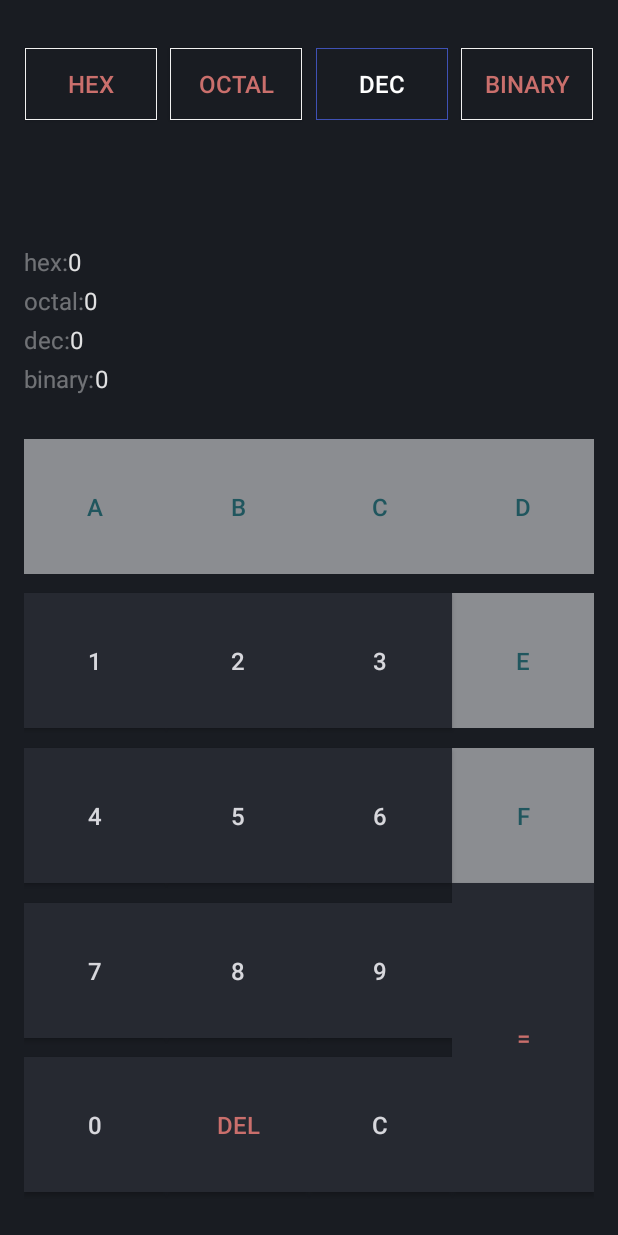
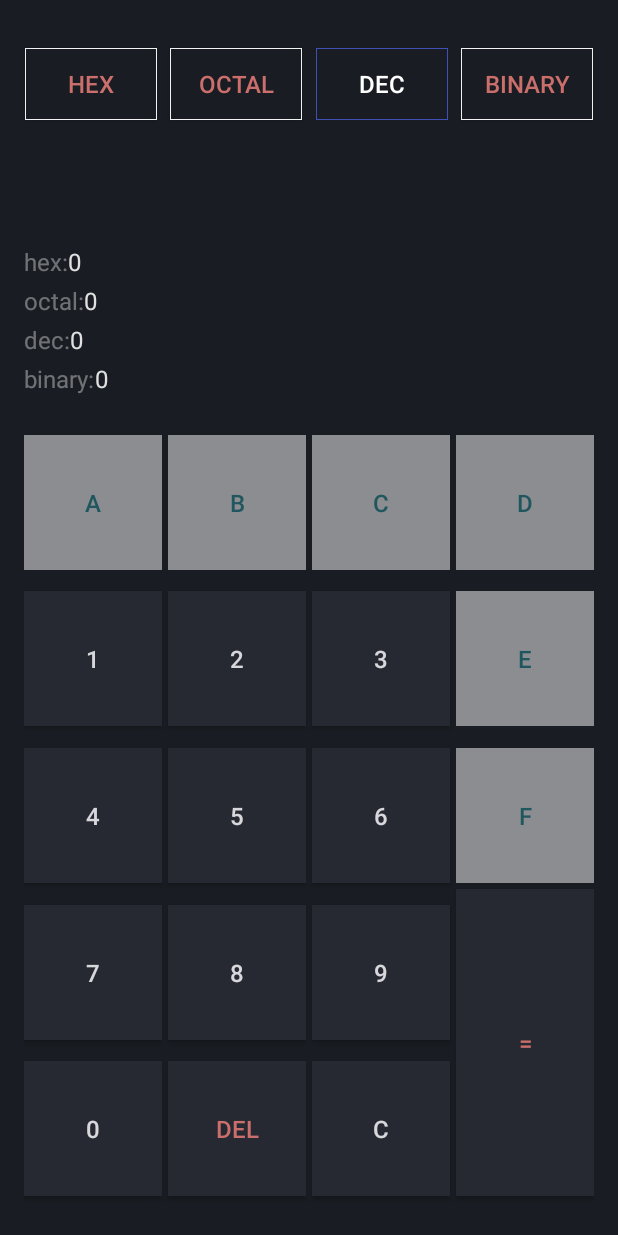
Before and after one commit to ziaad25/Calculater, an Android app: the screen it shows after launch (MainActivity), on a phone screen of 412 x 824 dp. Run offline under Robolectric (Android 15) with nearby library versions, the phone set to English and light mode, and no system bars.

Commit message:
optmize distance between the button number

```diff
--- a/app/src/main/res/layout/activity_main.xml
+++ b/app/src/main/res/layout/activity_main.xml
@@ -135,6 +135,7 @@
         style="@style/buttunalpha"
         android:layout_width="0dp"
         android:layout_height="90dp"
+        android:layout_marginEnd="4dp"
         android:background="@drawable/button_number_shape"
         android:onClick="onClickNumber"
         android:text="C"
@@ -151,6 +152,8 @@
         style="@style/buttunalpha"
         android:layout_width="0dp"
         android:layout_height="90dp"
+        android:layout_marginEnd="4dp"
+        android:layout_marginBottom="4dp"
         android:background="@drawable/button_number_shape"
         android:onClick="onClickNumber"
         android:text="B"
@@ -167,6 +170,7 @@
         style="@style/buttunalpha"
         android:layout_width="0dp"
         android:layout_height="90dp"
+        android:layout_marginBottom="4dp"
         android:background="@drawable/button_number_shape"
         android:onClick="onClickNumber"
         android:text="D"
@@ -211,6 +215,8 @@
         style="@style/buttunalpha"
         android:layout_width="0dp"
         android:layout_height="90dp"
+        android:layout_marginTop="4dp"
+        android:layout_marginBottom="4dp"
         android:background="@drawable/button_number_shape"
         android:onClick="onClickNumber"
         android:text="E"
@@ -253,6 +259,8 @@
         style="@style/buttunalpha"
         android:layout_width="0dp"
         android:layout_height="90dp"
+        android:layout_marginTop="4dp"
+        android:layout_marginBottom="4dp"
         android:background="@drawable/button_number_shape"
         android:onClick="onClickNumber"
         android:text="F"
@@ -269,6 +277,8 @@
         android:layout_width="0dp"
         android:layout_height="90dp"
         android:layout_marginTop="16dp"
+        android:layout_marginEnd="4dp"
+        android:layout_marginBottom="4dp"
         android:background="@drawable/button_number_shape"
         android:onClick="onClickNumber"
         android:text="A"
@@ -283,6 +293,7 @@
         style="@style/buttun"
         android:layout_width="0dp"
         android:layout_height="90dp"
+        android:layout_marginBottom="4dp"
         android:background="@drawable/button_number_shape"
         android:onClick="onClickNumber"
         android:text="1"
@@ -298,6 +309,7 @@
         style="@style/buttun"
         android:layout_width="0dp"
         android:layout_height="90dp"
+        android:layout_marginBottom="4dp"
         android:background="@drawable/button_number_shape"
         android:onClick="onClickNumber"
         android:text="4"
@@ -313,6 +325,7 @@
         style="@style/buttun"
         android:layout_width="0dp"
         android:layout_height="90dp"
+        android:layout_marginBottom="4dp"
         android:background="@drawable/button_number_shape"
         android:onClick="onClickNumber"
         android:text="7"
@@ -358,6 +371,7 @@
         style="@style/buttunalpha"
         android:layout_width="0dp"
         android:layout_height="0dp"
+        android:layout_marginTop="4dp"
         android:background="@drawable/button_number_shape"
         android:onClick="onClick"
         android:text="="
```
